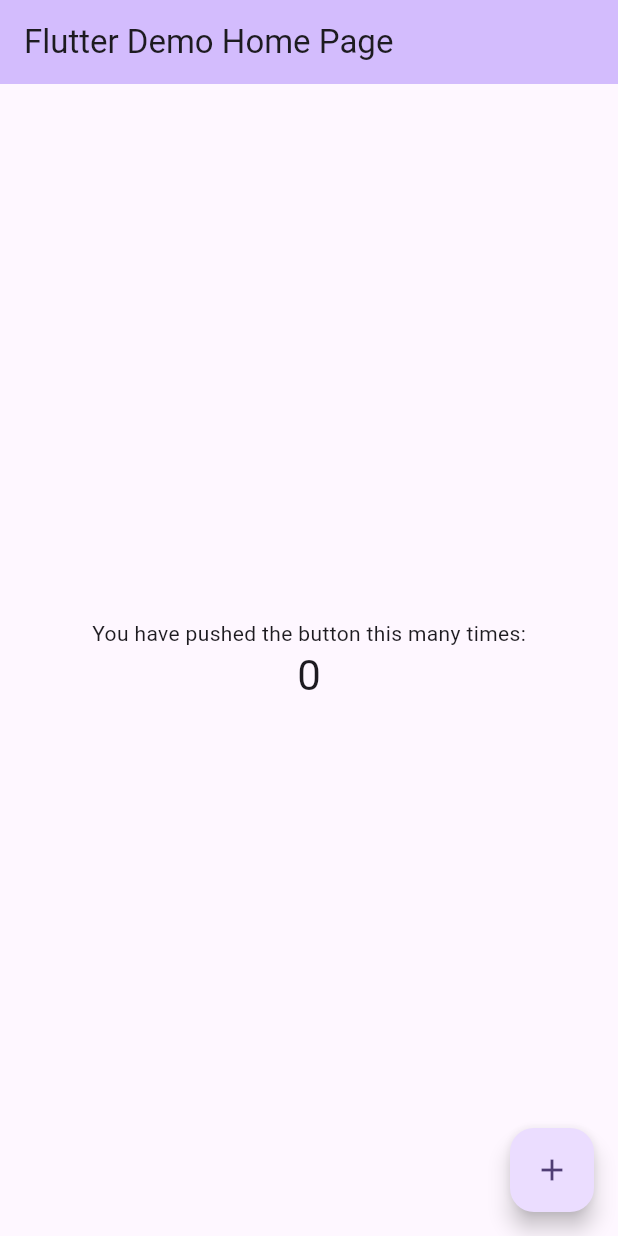
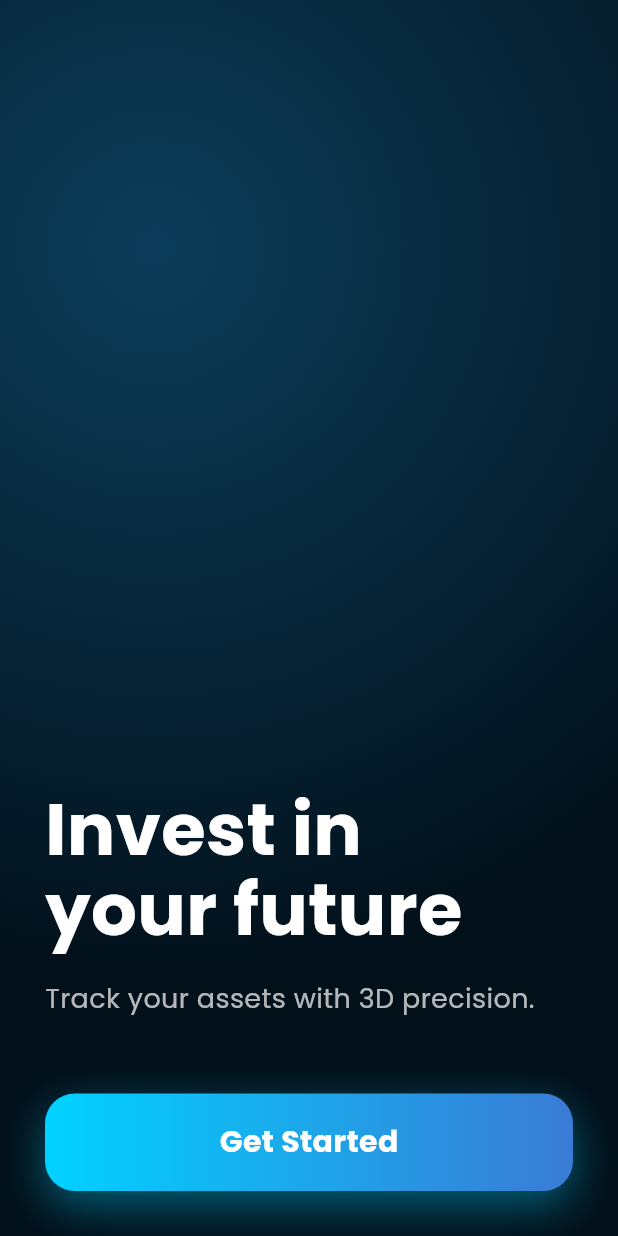
Before and after one commit to shoratinnovationssolapur-afk/SS-Market, a Flutter app: the screen it shows after launch, on a phone screen of 412 x 824 dp. Run offline on Flutter 3.47's test engine with Material 3 defaults, Android fonts, the phone set to English and light mode, and no system bars; our stand-ins replace fl_chart, google_fonts.

Commit message:
created 3d ui for  login screen, get started screen, dashboard and stock details screen

```diff
--- a/lib/main.dart
+++ b/lib/main.dart
@@ -1,122 +1,24 @@
 import 'package:flutter/material.dart';
+import 'package:google_fonts/google_fonts.dart';
+import 'screens/get_started.dart'; // Fixed path
+import 'screens/login.dart';       // Fixed path
+import 'screens/dashboard.dart';   // Fixed path
 
-void main() {
-  runApp(const MyApp());
-}
+void main() => runApp(const MarketHubApp());
 
-class MyApp extends StatelessWidget {
-  const MyApp({super.key});
+class MarketHubApp extends StatelessWidget {
+  const MarketHubApp({super.key});
 
-  // This widget is the root of your application.
   @override
   Widget build(BuildContext context) {
     return MaterialApp(
-      title: 'Flutter Demo',
+      debugShowCheckedModeBanner: false,
       theme: ThemeData(
-        // This is the theme of your application.
-        //
-        // TRY THIS: Try running your application with "flutter run". You'll see
-        // the application has a purple toolbar. Then, without quitting the app,
-        // try changing the seedColor in the colorScheme below to Colors.green
-        // and then invoke "hot reload" (save your changes or press the "hot
-        // reload" button in a Flutter-supported IDE, or press "r" if you used
-        // the command line to start the app).
-        //
-        // Notice that the counter didn't reset back to zero; the application
-        // state is not lost during the reload. To reset the state, use hot
-        // restart instead.
-        //
-        // This works for code too, not just values: Most code changes can be
-        // tested with just a hot reload.
-        colorScheme: .fromSeed(seedColor: Colors.deepPurple),
+        brightness: Brightness.dark,
+        scaffoldBackgroundColor: const Color(0xFF02101A),
+        textTheme: GoogleFonts.poppinsTextTheme(Theme.of(context).textTheme),
       ),
-      home: const MyHomePage(title: 'Flutter Demo Home Page'),
+      home: const GetStartedScreen(),
     );
   }
 }
-
-class MyHomePage extends StatefulWidget {
-  const MyHomePage({super.key, required this.title});
-
-  // This widget is the home page of your application. It is stateful, meaning
-  // that it has a State object (defined below) that contains fields that affect
-  // how it looks.
-
-  // This class is the configuration for the state. It holds the values (in this
-  // case the title) provided by the parent (in this case the App widget) and
-  // used by the build method of the State. Fields in a Widget subclass are
-  // always marked "final".
-
-  final String title;
-
-  @override
-  State<MyHomePage> createState() => _MyHomePageState();
-}
-
-class _MyHomePageState extends State<MyHomePage> {
-  int _counter = 0;
-
-  void _incrementCounter() {
-    setState(() {
-      // This call to setState tells the Flutter framework that something has
-      // changed in this State, which causes it to rerun the build method below
-      // so that the display can reflect the updated values. If we changed
-      // _counter without calling setState(), then the build method would not be
-      // called again, and so nothing would appear to happen.
-      _counter++;
-    });
-  }
-
-  @override
-  Widget build(BuildContext context) {
-    // This method is rerun every time setState is called, for instance as done
-    // by the _incrementCounter method above.
-    //
-    // The Flutter framework has been optimized to make rerunning build methods
-    // fast, so that you can just rebuild anything that needs updating rather
-    // than having to individually change instances of widgets.
-    return Scaffold(
-      appBar: AppBar(
-        // TRY THIS: Try changing the color here to a specific color (to
-        // Colors.amber, perhaps?) and trigger a hot reload to see the AppBar
-        // change color while the other colors stay the same.
-        backgroundColor: Theme.of(context).colorScheme.inversePrimary,
-        // Here we take the value from the MyHomePage object that was created by
-        // the App.build method, and use it to set our appbar title.
-        title: Text(widget.title),
-      ),
-      body: Center(
-        // Center is a layout widget. It takes a single child and positions it
-        // in the middle of the parent.
-        child: Column(
-          // Column is also a layout widget. It takes a list of children and
-          // arranges them vertically. By default, it sizes itself to fit its
-          // children horizontally, and tries to be as tall as its parent.
-          //
-          // Column has various properties to control how it sizes itself and
-          // how it positions its children. Here we use mainAxisAlignment to
-          // center the children vertically; the main axis here is the vertical
-          // axis because Columns are vertical (the cross axis would be
-          // horizontal).
-          //
-          // TRY THIS: Invoke "debug painting" (choose the "Toggle Debug Paint"
-          // action in the IDE, or press "p" in the console), to see the
-          // wireframe for each widget.
-          mainAxisAlignment: .center,
-          children: [
-            const Text('You have pushed the button this many times:'),
-            Text(
-              '$_counter',
-              style: Theme.of(context).textTheme.headlineMedium,
-            ),
-          ],
-        ),
-      ),
-      floatingActionButton: FloatingActionButton(
-        onPressed: _incrementCounter,
-        tooltip: 'Increment',
-        child: const Icon(Icons.add),
-      ),
-    );
-  }
-}
--- /dev/null
+++ b/lib/screens/get_started.dart
@@ -0,0 +1,82 @@
+import 'package:flutter/material.dart';
+import 'login.dart';
+
+class GetStartedScreen extends StatelessWidget {
+  const GetStartedScreen({super.key});
+
+  @override
+  Widget build(BuildContext context) {
+    return Scaffold(
+      body: Stack(
+        children: [
+          // Background Gradient for a "3D" feel
+          Container(
+            decoration: const BoxDecoration(
+              gradient: RadialGradient(
+                center: Alignment(-0.5, -0.6),
+                radius: 1.2,
+                colors: [Color(0xFF0C3D5A), Color(0xFF02101A)],
+              ),
+            ),
+          ),
+          SafeArea(
+            child: Padding(
+              padding: const EdgeInsets.all(30.0),
+              child: Column(
+                crossAxisAlignment: CrossAxisAlignment.start,
+                children: [
+                  const Spacer(),
+                  const Text("Invest in\nyour future",
+                      style: TextStyle(fontSize: 48, fontWeight: FontWeight.bold, color: Colors.white, height: 1.1)),
+                  const SizedBox(height: 20),
+                  const Text("Track your assets with 3D precision.",
+                      style: TextStyle(color: Colors.white70, fontSize: 18)),
+                  const SizedBox(height: 50),
+                  _buildGlobeButton(context),
+                ],
+              ),
+            ),
+          ),
+        ],
+      ),
+    );
+  }
+
+  Widget _buildGlobeButton(BuildContext context) {
+    return Center(
+      child: Hero(
+        tag: 'globe_morph',
+        child: GestureDetector(
+          onTap: () {
+            Navigator.push(context, PageRouteBuilder(
+              transitionDuration: const Duration(milliseconds: 800),
+              pageBuilder: (context, anim, secAnim) => const LoginScreen(),
+              transitionsBuilder: (context, anim, secAnim, child) {
+                return FadeTransition(opacity: anim, child: child);
+              },
+            ));
+          },
+          child: Container(
+            height: 65,
+            width: double.infinity,
+            decoration: BoxDecoration(
+              borderRadius: BorderRadius.circular(20),
+              gradient: const LinearGradient(colors: [Color(0xFF00D2FF), Color(0xFF3A7BD5)]),
+              boxShadow: [
+                BoxShadow(
+                  color: const Color(0xFF00D2FF).withOpacity(0.4),
+                  blurRadius: 25,
+                  offset: const Offset(0, 10),
+                )
+              ],
+            ),
+            child: const Center(
+              child: Text("Get Started",
+                  style: TextStyle(color: Colors.white, fontWeight: FontWeight.bold, fontSize: 20)),
+            ),
+          ),
+        ),
+      ),
+    );
+  }
+}
```
Also changed, not shown: lib/screens/dashboard.dart (added, +120 -0 lines), lib/screens/login.dart (added, +109 -0 lines), lib/screens/stock_details.dart (added, +47 -0 lines), pubspec.yaml (+6 -73 lines), pubspec.lock, 3 other files.
